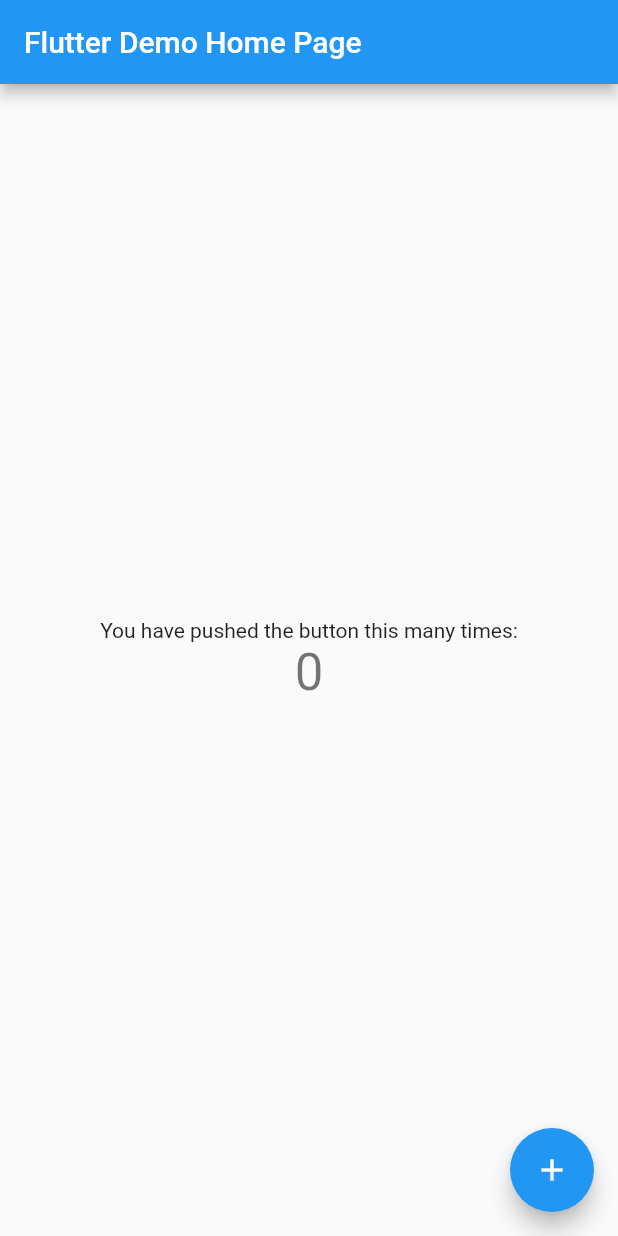
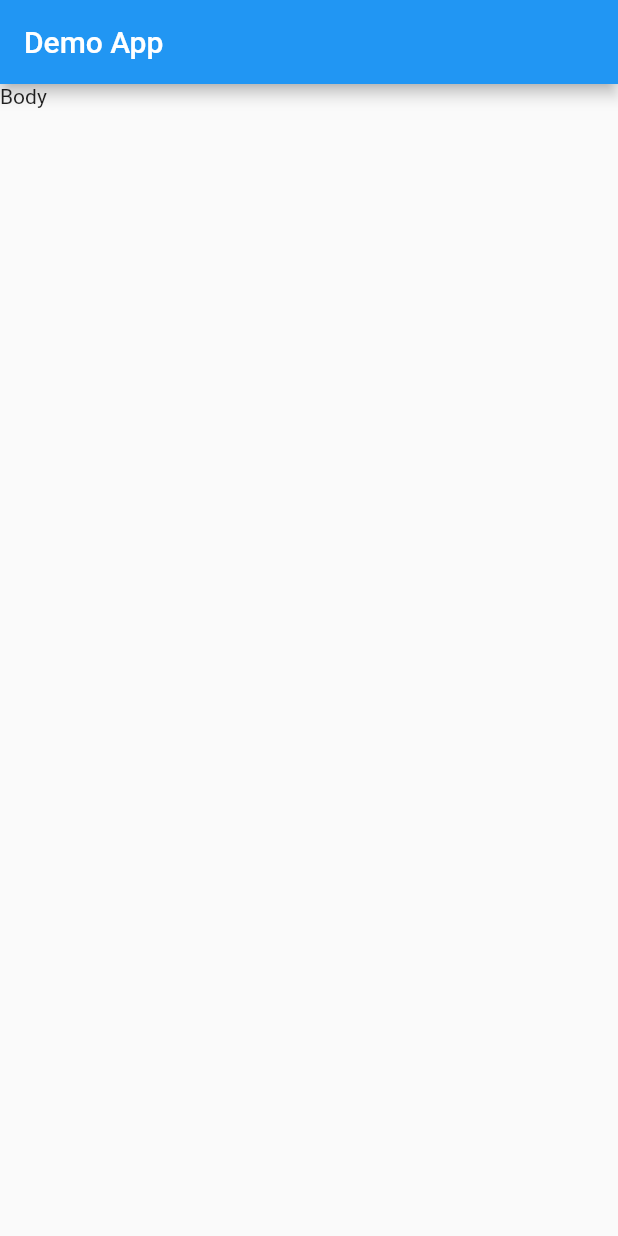
Before and after one commit to prathamesh22davande/bus_management, a Flutter app: the screen it shows after launch, on a phone screen of 412 x 824 dp. Run offline on Flutter 3.47's test engine with Material 2 defaults, Android fonts, the phone set to English and light mode, and no system bars.

Commit message:
Cleaned the project

```diff
--- a/lib/main.dart
+++ b/lib/main.dart
@@ -1,115 +1,24 @@
+import 'package:flutter/cupertino.dart';
+import 'package:flutter/src/widgets/container.dart';
+import 'package:flutter/src/widgets/framework.dart';
 import 'package:flutter/material.dart';
 
 void main() {
-  runApp(const MyApp());
+  runApp(MyWidget());
 }
 
-class MyApp extends StatelessWidget {
-  const MyApp({super.key});
+class MyWidget extends StatelessWidget {
+  const MyWidget({super.key});
 
-  // This widget is the root of your application.
   @override
   Widget build(BuildContext context) {
     return MaterialApp(
-      title: 'Flutter Demo',
-      theme: ThemeData(
-        // This is the theme of your application.
-        //
-        // Try running your application with "flutter run". You'll see the
-        // application has a blue toolbar. Then, without quitting the app, try
-        // changing the primarySwatch below to Colors.green and then invoke
-        // "hot reload" (press "r" in the console where you ran "flutter run",
-        // or simply save your changes to "hot reload" in a Flutter IDE).
-        // Notice that the counter didn't reset back to zero; the application
-        // is not restarted.
-        primarySwatch: Colors.blue,
-      ),
-      home: const MyHomePage(title: 'Flutter Demo Home Page'),
-    );
+        title: 'Demo App',
+        home: Scaffold(
+          appBar: AppBar(
+            title: Text('Demo App'),
+          ),
+          body: Text('Body'),
+        ));
   }
 }
-
-class MyHomePage extends StatefulWidget {
-  const MyHomePage({super.key, required this.title});
-
-  // This widget is the home page of your application. It is stateful, meaning
-  // that it has a State object (defined below) that contains fields that affect
-  // how it looks.
-
-  // This class is the configuration for the state. It holds the values (in this
-  // case the title) provided by the parent (in this case the App widget) and
-  // used by the build method of the State. Fields in a Widget subclass are
-  // always marked "final".
-
-  final String title;
-
-  @override
-  State<MyHomePage> createState() => _MyHomePageState();
-}
-
-class _MyHomePageState extends State<MyHomePage> {
-  int _counter = 0;
-
-  void _incrementCounter() {
-    setState(() {
-      // This call to setState tells the Flutter framework that something has
-      // changed in this State, which causes it to rerun the build method below
-      // so that the display can reflect the updated values. If we changed
-      // _counter without calling setState(), then the build method would not be
-      // called again, and so nothing would appear to happen.
-      _counter++;
-    });
-  }
-
-  @override
-  Widget build(BuildContext context) {
-    // This method is rerun every time setState is called, for instance as done
-    // by the _incrementCounter method above.
-    //
-    // The Flutter framework has been optimized to make rerunning build methods
-    // fast, so that you can just rebuild anything that needs updating rather
-    // than having to individually change instances of widgets.
-    return Scaffold(
-      appBar: AppBar(
-        // Here we take the value from the MyHomePage object that was created by
-        // the App.build method, and use it to set our appbar title.
-        title: Text(widget.title),
-      ),
-      body: Center(
-        // Center is a layout widget. It takes a single child and positions it
-        // in the middle of the parent.
-        child: Column(
-          // Column is also a layout widget. It takes a list of children and
-          // arranges them vertically. By default, it sizes itself to fit its
-          // children horizontally, and tries to be as tall as its parent.
-          //
-          // Invoke "debug painting" (press "p" in the console, choose the
-          // "Toggle Debug Paint" action from the Flutter Inspector in Android
-          // Studio, or the "Toggle Debug Paint" command in Visual Studio Code)
-          // to see the wireframe for each widget.
-          //
-          // Column has various properties to control how it sizes itself and
-          // how it positions its children. Here we use mainAxisAlignment to
-          // center the children vertically; the main axis here is the vertical
-          // axis because Columns are vertical (the cross axis would be
-          // horizontal).
-          mainAxisAlignment: MainAxisAlignment.center,
-          children: <Widget>[
-            const Text(
-              'You have pushed the button this many times:',
-            ),
-            Text(
-              '$_counter',
-              style: Theme.of(context).textTheme.headline4,
-            ),
-          ],
-        ),
-      ),
-      floatingActionButton: FloatingActionButton(
-        onPressed: _incrementCounter,
-        tooltip: 'Increment',
-        child: const Icon(Icons.add),
-      ), // This trailing comma makes auto-formatting nicer for build methods.
-    );
-  }
-}
```
